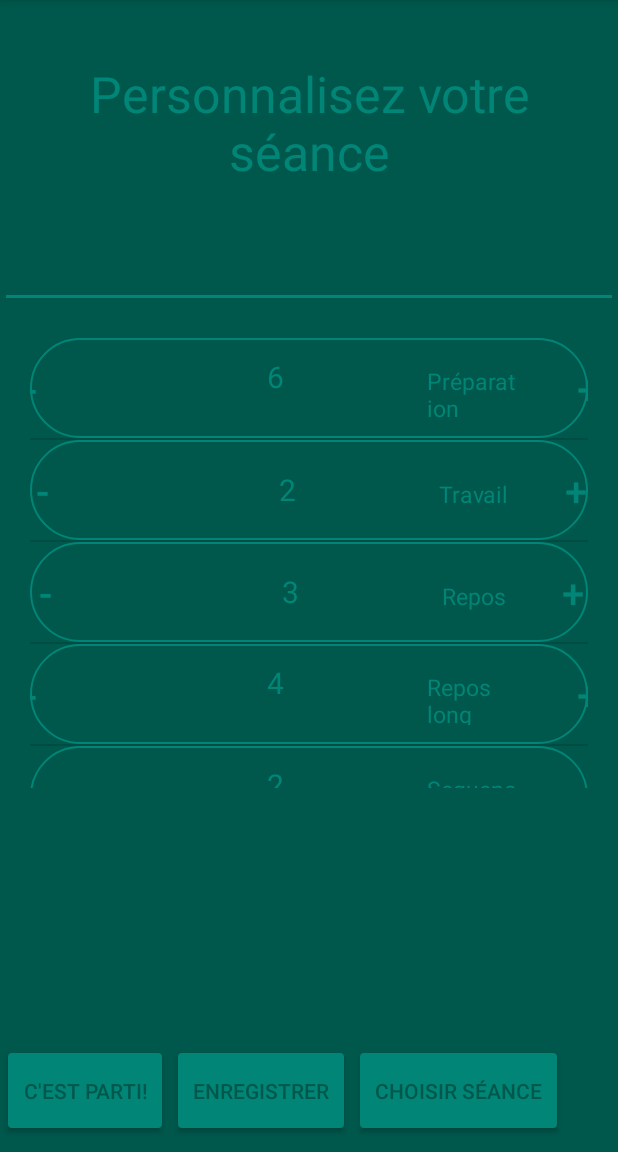
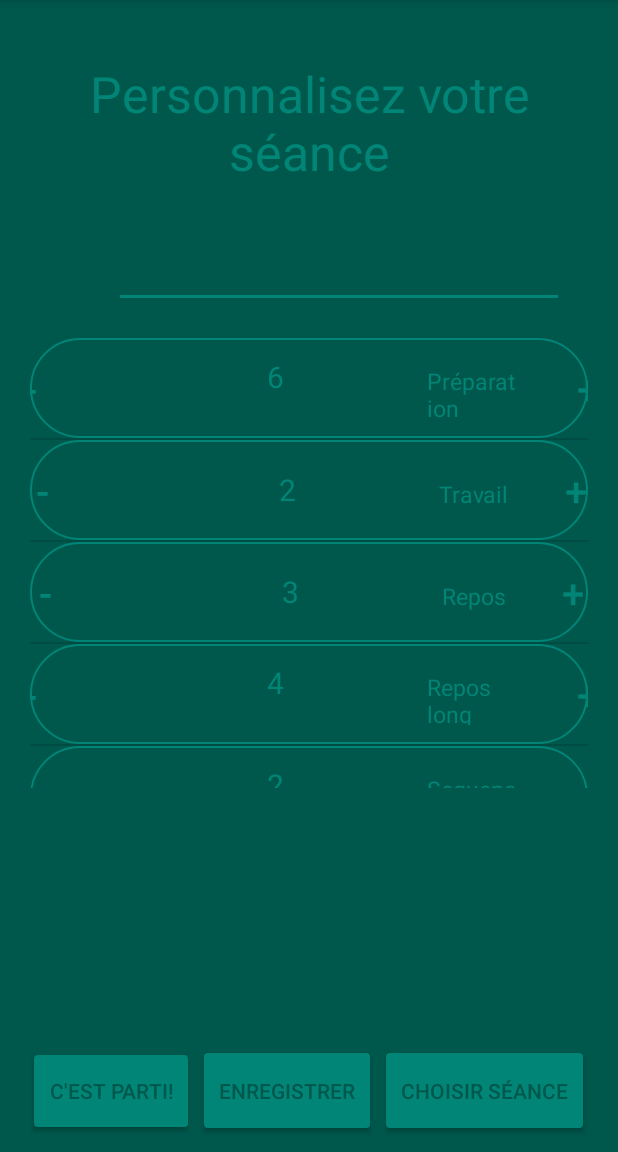
Before and after one commit to kersalem/ProjetHIIT, an Android app: the screen it shows after launch (MainActivity), on a phone screen of 412 x 824 dp, the part 84-1236 px from its top. Run offline under Robolectric (Android 15) with nearby library versions, the phone set to English and light mode, and no system bars; our stand-ins replace Room's generated code.

Commit message:
Arranger mise en page main pour coller à celle du chrono

```diff
--- a/app/src/main/res/layout/activity_chrono.xml
+++ b/app/src/main/res/layout/activity_chrono.xml
@@ -48,10 +48,9 @@
 
     <LinearLayout
         android:layout_width="match_parent"
-        android:layout_height="300dp"
+        android:layout_height="100dp"
         android:orientation="horizontal"
         android:gravity="center|bottom"
-        android:layout_marginBottom="30dp"
         >
         <Button
             android:text="Start"
--- a/app/src/main/res/layout/activity_main.xml
+++ b/app/src/main/res/layout/activity_main.xml
@@ -8,6 +8,15 @@
     android:id="@+id/mainLayout"
     android:background="@color/backgroundApp"
     >
+
+    <LinearLayout
+        android:layout_width="match_parent"
+        android:layout_height="match_parent"
+        android:orientation="vertical"
+        android:layout_weight="2"
+
+        >
+
     <TextView
         android:layout_width="match_parent"
         android:layout_height="wrap_content"
@@ -20,8 +29,10 @@
 
     <EditText
         android:id="@+id/editNameSeance"
-        android:layout_width="match_parent"
+        android:layout_width="300dp"
         android:layout_height="wrap_content"
+        android:layout_marginLeft="20dp"
+        android:layout_gravity="center_horizontal"
         android:textSize="15sp"/>
 
     <ListView
@@ -30,16 +41,18 @@
         android:layout_height="300dp"
         android:layout_margin="20dp"></ListView>
 
+    </LinearLayout>
+
     <LinearLayout
         android:layout_width="match_parent"
-        android:layout_height="match_parent"
+        android:layout_height="100dp"
         android:orientation="horizontal"
-        android:gravity="bottom"
+        android:gravity="center|bottom"
         >
             <Button
                 android:id="@+id/btnValider"
                 android:layout_width="wrap_content"
-                android:layout_height="50dp"
+                android:layout_height="wrap_content"
                 android:text="C'est parti!"
                 android:background="@drawable/ic_rounded_button"
                 android:textColor="@color/backgroundApp"
```
